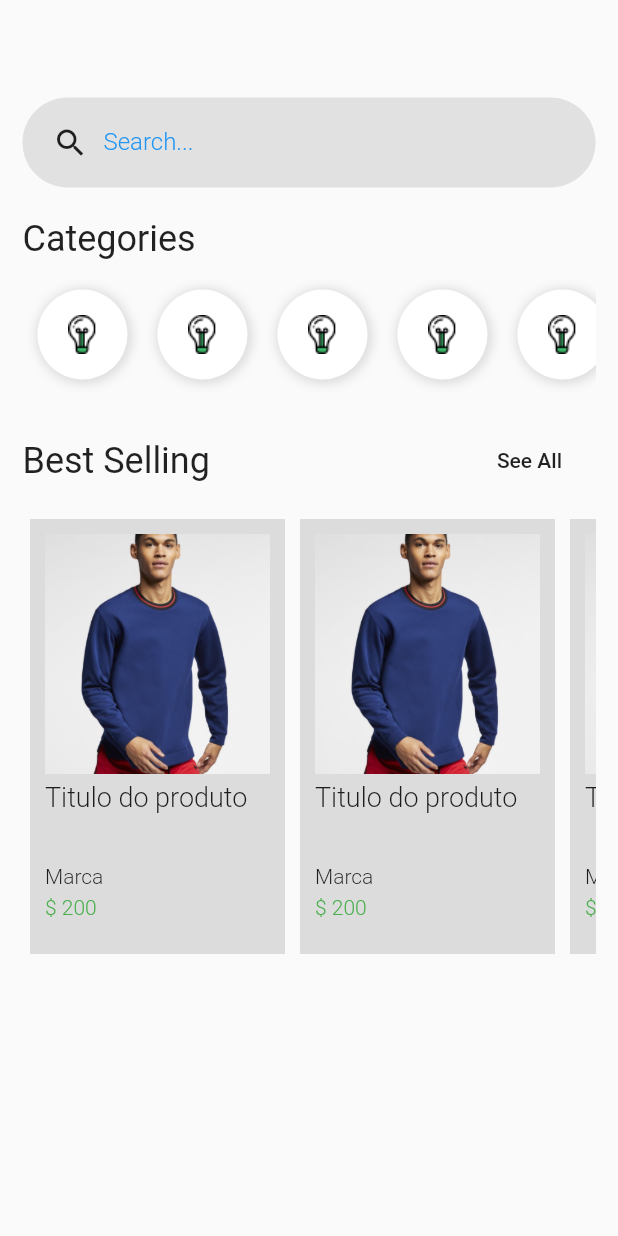
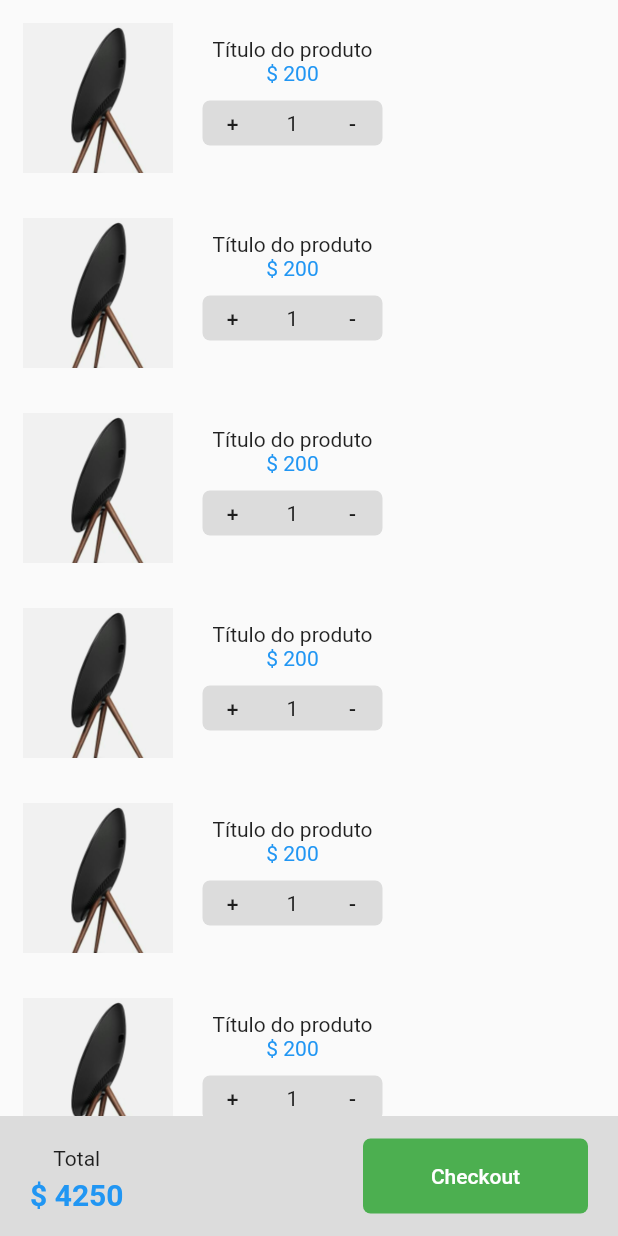
Before and after one commit to Douglas-code/shopping_app, a Flutter app: the screen it shows after launch, after a tap on "Sign In", on a phone screen of 412 x 824 dp. Run offline on Flutter 3.47's test engine with Material 2 defaults, Android fonts, the phone set to English and light mode, and no system bars.

Commit message:
Adicionando carrinho de compras

```diff
--- /dev/null
+++ b/lib/pages/cart.page.dart
@@ -0,0 +1,156 @@
+import 'package:flutter/material.dart';
+
+class CartPage extends StatelessWidget {
+  @override
+  Widget build(BuildContext context) {
+    return Scaffold(
+      body: Column(
+        mainAxisAlignment: MainAxisAlignment.spaceBetween,
+        children: <Widget>[
+          Expanded(
+            child: Container(
+              child: productList(context),
+            ),
+          ),
+          Container(
+              height: 80,
+              color: Colors.black12,
+              child: Row(
+                mainAxisAlignment: MainAxisAlignment.spaceBetween,
+                children: <Widget>[
+                  Padding(
+                    padding: EdgeInsets.only(
+                      left: 20,
+                      top: 20,
+                    ),
+                    child: Column(
+                      children: <Widget>[
+                        Text(
+                          "Total",
+                        ),
+                        SizedBox(
+                          height: 5,
+                        ),
+                        Text(
+                          "\$ 4250",
+                          style: TextStyle(
+                            color: Colors.blue,
+                            fontWeight: FontWeight.bold,
+                            fontSize: 20,
+                          ),
+                        ),
+                      ],
+                    ),
+                  ),
+                  Container(
+                    height: 50,
+                    width: 150,
+                    decoration: BoxDecoration(
+                      color: Colors.green,
+                      borderRadius: BorderRadius.all(
+                        Radius.circular(5),
+                      ),
+                    ),
+                    margin: EdgeInsets.only(right: 20),
+                    child: FlatButton(
+                      child: Text(
+                        "Checkout",
+                        style: TextStyle(color: Colors.white),
+                      ),
+                      onPressed: () {},
+                    ),
+                  ),
+                ],
+              )),
+        ],
+      ),
+    );
+  }
+}
+
+Widget productList(context) {
+  return ListView(
+    children: <Widget>[
+      productItem(),
+      productItem(),
+      productItem(),
+      productItem(),
+      productItem(),
+      productItem(),
+      productItem(),
+    ],
+  );
+}
+
+Widget productItem() {
+  return Container(
+    height: 120,
+    margin: EdgeInsets.all(5),
+    child: Row(
+      children: <Widget>[
+        Container(
+          width: 100,
+          height: 100,
+          margin: EdgeInsets.all(10),
+          child: Image.asset(
+            "assets/product-1.png",
+            fit: BoxFit.cover,
+          ),
+        ),
+        Padding(
+          padding: EdgeInsets.only(
+            top: 20,
+            left: 10,
+          ),
+          child: Column(
+            children: <Widget>[
+              Text("Título do produto"),
+              Text(
+                "\$ 200",
+                style: TextStyle(
+                  color: Colors.blue,
+                ),
+              ),
+              SizedBox(
+                height: 10,
+              ),
+              Container(
+                height: 30,
+                width: 120,
+                decoration: BoxDecoration(
+                  color: Colors.black12,
+                  borderRadius: BorderRadius.all(Radius.circular(5)),
+                ),
+                child: Row(
+                  children: <Widget>[
+                    Container(
+                      width: 40,
+                      alignment: Alignment.center,
+                      child: FlatButton(
+                        child: Text("+"),
+                        onPressed: () => {},
+                      ),
+                    ),
+                    Container(
+                      width: 40,
+                      alignment: Alignment.center,
+                      child: Text("1"),
+                    ),
+                    Container(
+                      width: 40,
+                      alignment: Alignment.center,
+                      child: FlatButton(
+                        child: Text("-"),
+                        onPressed: () => {},
+                      ),
+                    ),
+                  ],
+                ),
+              ),
+            ],
+          ),
+        ),
+      ],
+    ),
+  );
+}
--- a/lib/pages/login.page.dart
+++ b/lib/pages/login.page.dart
@@ -1,6 +1,8 @@
 import 'package:Shopping/pages/home.page.dart';
 import 'package:Shopping/pages/signup.page.dart';
 import 'package:flutter/material.dart';
+
+import 'cart.page.dart';
 
 class LoginPage extends StatelessWidget {
   @override
@@ -125,7 +127,7 @@ class LoginPage extends StatelessWidget {
                               Navigator.push(
                                 context,
                                 MaterialPageRoute(
-                                  builder: (context) => HomePage(),
+                                  builder: (context) => CartPage(),
                                 ),
                               );
                             },
```
